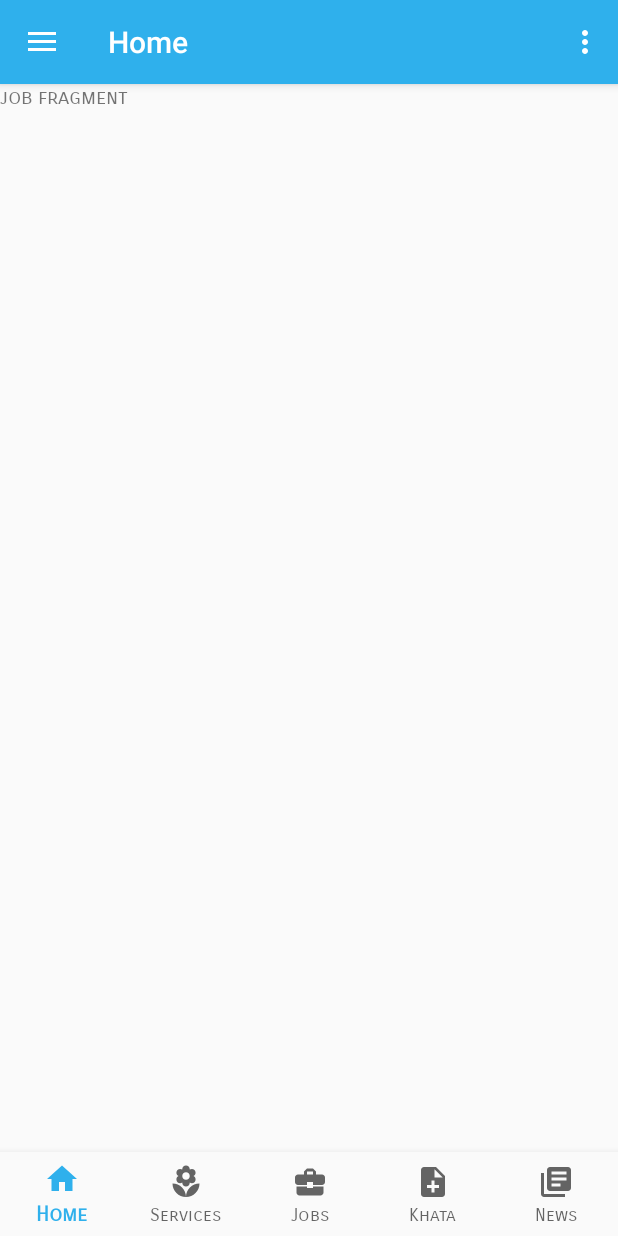
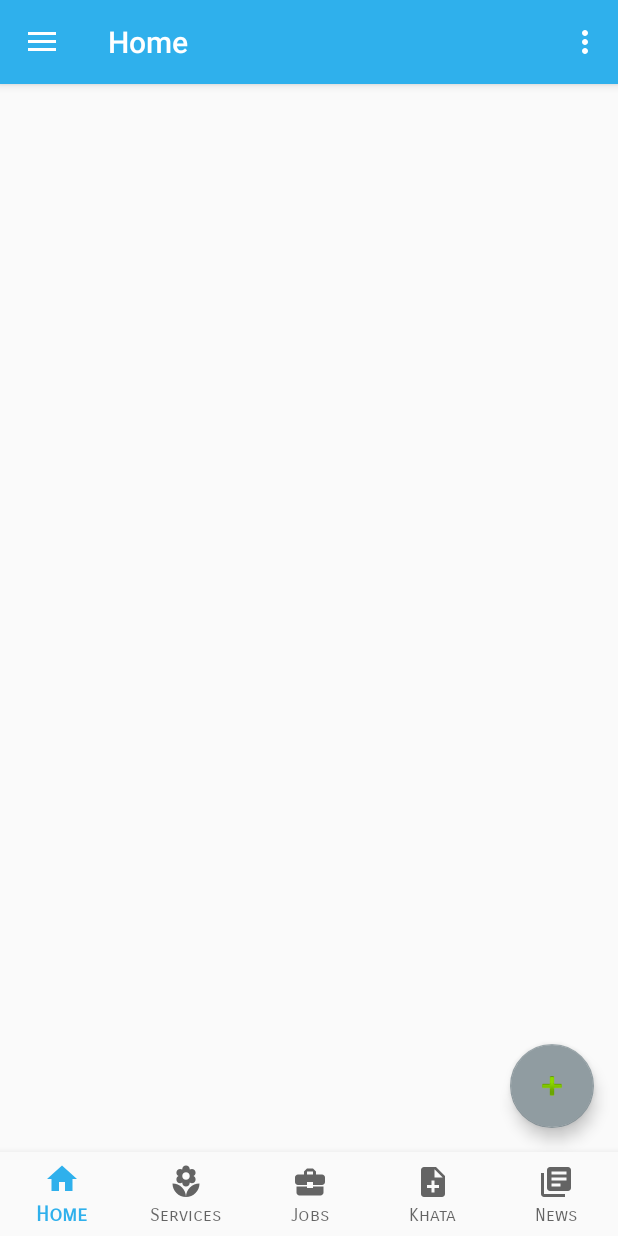
Before and after one commit to Pradeep-Suthar/ProjectZarurat, an Android app: the fragment JobFragment placed in its activity, on a phone screen of 412 x 824 dp. Run offline under Robolectric (Android 15) with nearby library versions, the phone set to English and light mode, and no system bars; our stand-ins replace Firebase (no records; nobody signed in at launch, a user with empty details on screens opened directly); pictures from the network do not load.

Commit message:
job fragment

```diff
--- a/app/src/main/java/com/example/zarurat1/Activity/ServiveProviderWelcomeActivity.java
+++ b/app/src/main/java/com/example/zarurat1/Activity/ServiveProviderWelcomeActivity.java
@@ -81,7 +81,7 @@ public class ServiveProviderWelcomeActivity extends AppCompatActivity
 
         if (id == R.id.nav_home) {
 
-            // Handle the camera action
+
         } else if (id == R.id.nav_AddService) {
             fragment=new AddServiceCategoryFragment();
         } else if (id == R.id.nav_EditService) {
--- a/app/src/main/java/com/example/zarurat1/Fragment/JobFragment.java
+++ b/app/src/main/java/com/example/zarurat1/Fragment/JobFragment.java
@@ -3,21 +3,35 @@ package com.example.zarurat1.Fragment;
 import android.content.Context;
 import android.net.Uri;
 import android.os.Bundle;
+import android.support.design.widget.FloatingActionButton;
 import android.support.v4.app.Fragment;
 import android.view.LayoutInflater;
 import android.view.View;
 import android.view.ViewGroup;
+import android.widget.Button;
 
 import com.example.zarurat1.R;
 
 public class JobFragment extends Fragment {
+    FloatingActionButton addbutton;
 
 
     @Override
     public View onCreateView(LayoutInflater inflater, ViewGroup container,
                              Bundle savedInstanceState) {
         // Inflate the layout for this fragment
-        return inflater.inflate(R.layout.fragment_job, container, false);
+        View view= inflater.inflate(R.layout.fragment_job, container, false);
+        addbutton=view.findViewById(R.id.fab);
+
+        addbutton.setOnClickListener(new View.OnClickListener() {
+            @Override
+            public void onClick(View v) {
+
+            }
+        });
+        return view;
+
+
     }
 
 
--- a/app/src/main/res/layout/fragment_job.xml
+++ b/app/src/main/res/layout/fragment_job.xml
@@ -3,12 +3,28 @@
     xmlns:tools="http://schemas.android.com/tools"
     android:layout_width="match_parent"
     android:layout_height="match_parent"
+    xmlns:app="http://schemas.android.com/apk/res-auto"
     tools:context=".Fragment.JobFragment">
 
-    <!-- TODO: Update blank fragment layout -->
-    <TextView
+
+    <android.support.v7.widget.RecyclerView
+        android:id="@+id/recyclerviewKhata1"
         android:layout_width="match_parent"
-        android:layout_height="match_parent"
-        android:text="job fragment" />
+        android:layout_height="wrap_content"
+        android:layout_below="@+id/khatalayout1"
+        android:layout_marginTop="10dp"
+        android:layout_marginBottom="10dp">
+
+    </android.support.v7.widget.RecyclerView>
+
+
+    <android.support.design.widget.FloatingActionButton
+        android:id="@+id/fab"
+        android:layout_width="wrap_content"
+        android:layout_height="wrap_content"
+        android:layout_gravity="bottom|end"
+        android:layout_margin="@dimen/fab_margin"
+        android:src="@android:drawable/ic_input_add" />
+
 
 </FrameLayout>
```
Also changed, not shown: app/src/main/java/com/example/zarurat1/Activity/LoginActivity.java (+15 -3 lines), app/src/main/res/layout/nav_header_servive_provider_welcome.xml (+31 -16 lines), app/src/main/res/drawable/additionbutton.jpg (added).
